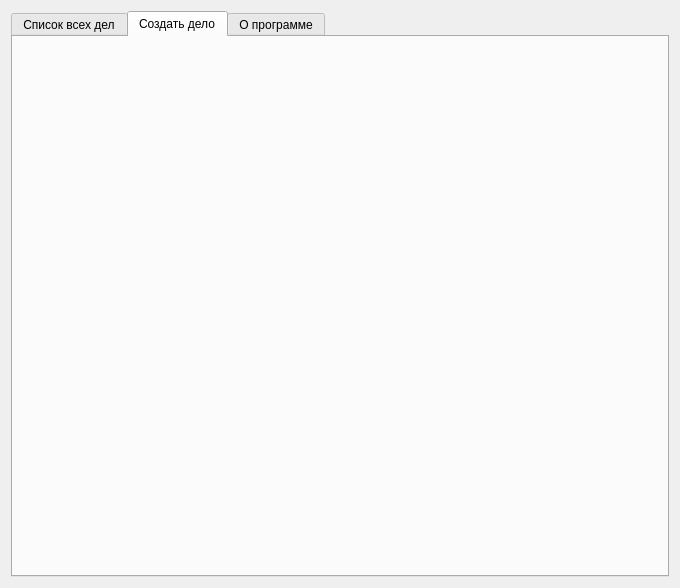
Before: the Qt Designer form ui/zachet.ui in alexxxesss/PYQT_Alexeenko, drawn with Qt 5.
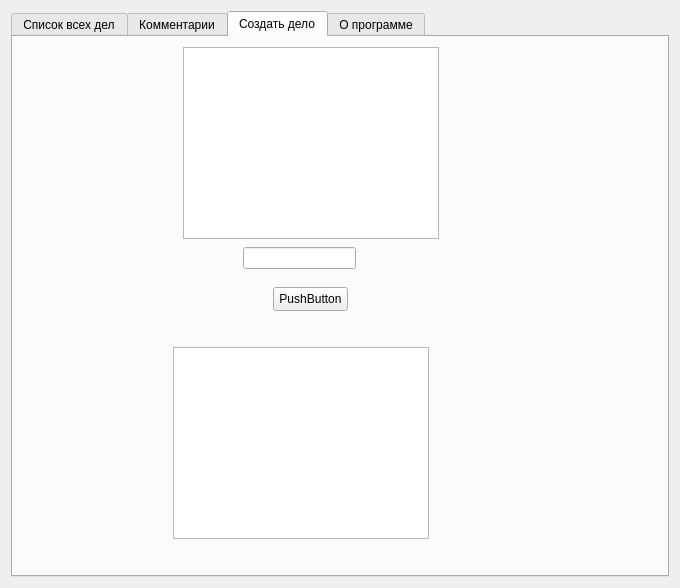
After: the same form once the commit is applied. The open tabs and pages were chosen to show the change.

```diff
--- a/ui/zachet.ui
+++ b/ui/zachet.ui
@@ -40,10 +40,58 @@
        </item>
       </layout>
      </widget>
+     <widget class="QWidget" name="tab_3">
+      <attribute name="title">
+       <string>Комментарии</string>
+      </attribute>
+     </widget>
      <widget class="QWidget" name="tab_2">
       <attribute name="title">
        <string>Создать дело</string>
       </attribute>
+      <widget class="QPushButton" name="get_one_todo">
+       <property name="geometry">
+        <rect>
+         <x>260</x>
+         <y>250</y>
+         <width>75</width>
+         <height>24</height>
+        </rect>
+       </property>
+       <property name="text">
+        <string>PushButton</string>
+       </property>
+      </widget>
+      <widget class="QPlainTextEdit" name="plainTextEdit_2">
+       <property name="geometry">
+        <rect>
+         <x>160</x>
+         <y>310</y>
+         <width>256</width>
+         <height>192</height>
+        </rect>
+       </property>
+      </widget>
+      <widget class="QTableView" name="tableView_2">
+       <property name="geometry">
+        <rect>
+         <x>170</x>
+         <y>10</y>
+         <width>256</width>
+         <height>192</height>
+        </rect>
+       </property>
+      </widget>
+      <widget class="QLineEdit" name="lineEdit">
+       <property name="geometry">
+        <rect>
+         <x>230</x>
+         <y>210</y>
+         <width>113</width>
+         <height>22</height>
+        </rect>
+       </property>
+      </widget>
      </widget>
      <widget class="QWidget" name="tab_4">
       <attribute name="title">
```
Left out of the diff: 7 changed lines with no effect on the pictures.
